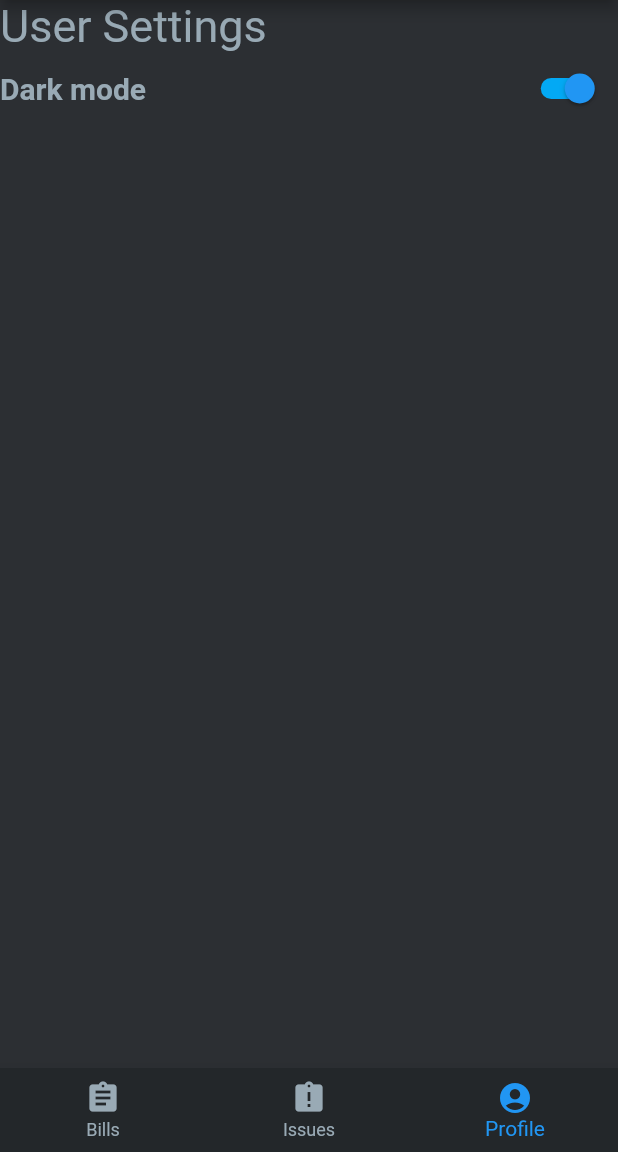
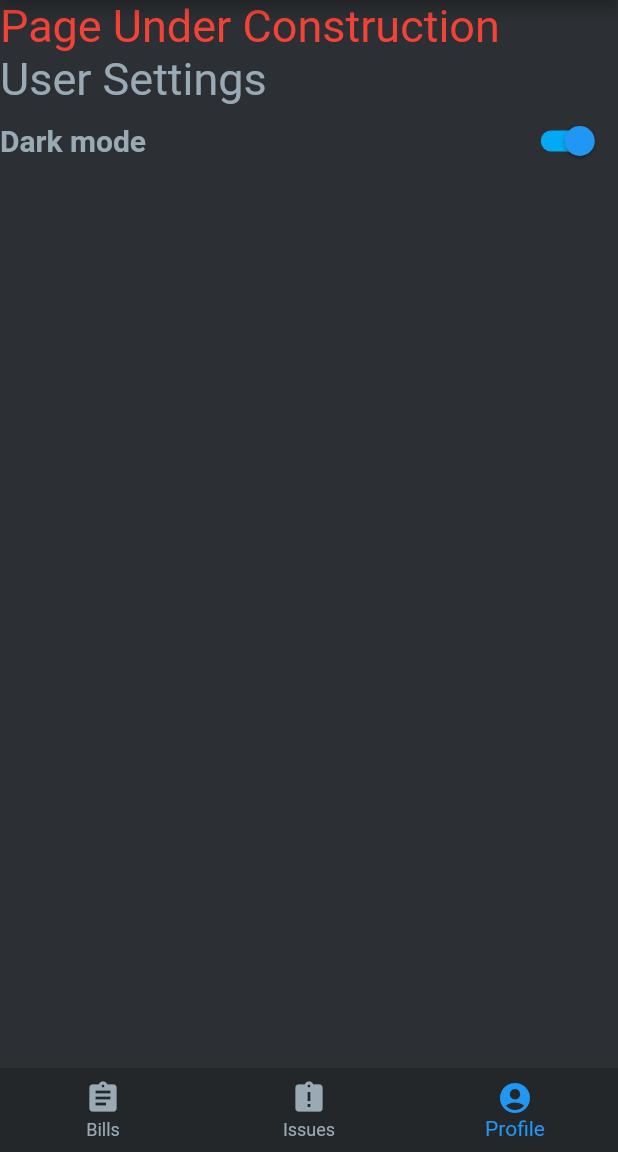
Before and after one commit to voteflux/digipol, a Flutter app: the screen it shows after launch, item 3 of the bottom bar chosen, on a phone screen of 412 x 824 dp, the part 84-1236 px from its top. Run offline on Flutter 3.47's test engine with Material 2 defaults, Android fonts, the phone set to English and light mode, and no system bars; our stand-ins replace pie_chart; missing offline and left inert: pdf_viewer_plugin.

Commit message:
Page under construction message

```diff
--- a/lib/profile.dart
+++ b/lib/profile.dart
@@ -25,6 +25,10 @@ class _ProfilePageState extends State<ProfilePage> {
         child: Center(
           child: ListView(
             children: <Widget>[
+              Text(
+                "Page Under Construction",
+                style: TextStyle(fontSize: 30, color: Colors.red),
+              ),
               Text(
                 "User Settings",
                 style: TextStyle(fontSize: 30, color: appColors.text),
```
